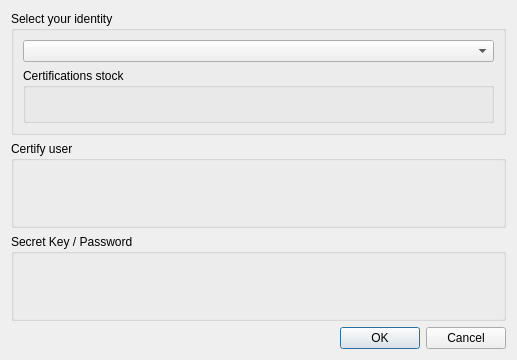
Before: the Qt Designer form src/sakia/gui/dialogs/certification/certification.ui in duniter/sakia, drawn with Qt 5.
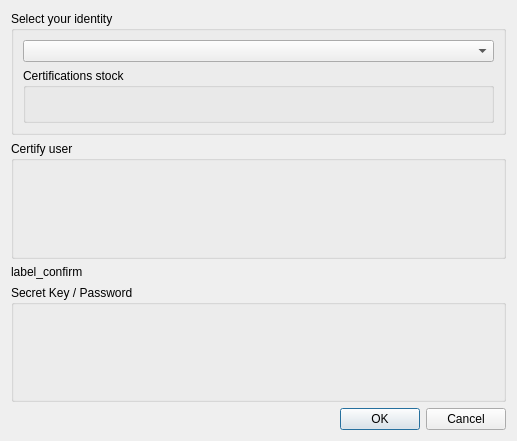
After: the same form once the commit is applied.

Patch:
```diff
--- a/src/sakia/gui/dialogs/certification/certification.ui
+++ b/src/sakia/gui/dialogs/certification/certification.ui
@@ -7,7 +7,7 @@
     <x>0</x>
     <y>0</y>
     <width>517</width>
-    <height>360</height>
+    <height>441</height>
    </rect>
   </property>
   <property name="windowTitle">
@@ -56,6 +56,19 @@
      <layout class="QVBoxLayout" name="verticalLayout_3"/>
     </widget>
    </item>
+   <item>
+    <widget class="QLabel" name="label_confirm">
+     <property name="sizePolicy">
+      <sizepolicy hsizetype="Preferred" vsizetype="Maximum">
+       <horstretch>0</horstretch>
+       <verstretch>0</verstretch>
+      </sizepolicy>
+     </property>
+     <property name="text">
+      <string>label_confirm</string>
+     </property>
+    </widget>
+   </item>
    <item>
     <widget class="QGroupBox" name="group_box_password">
      <property name="title">
```
